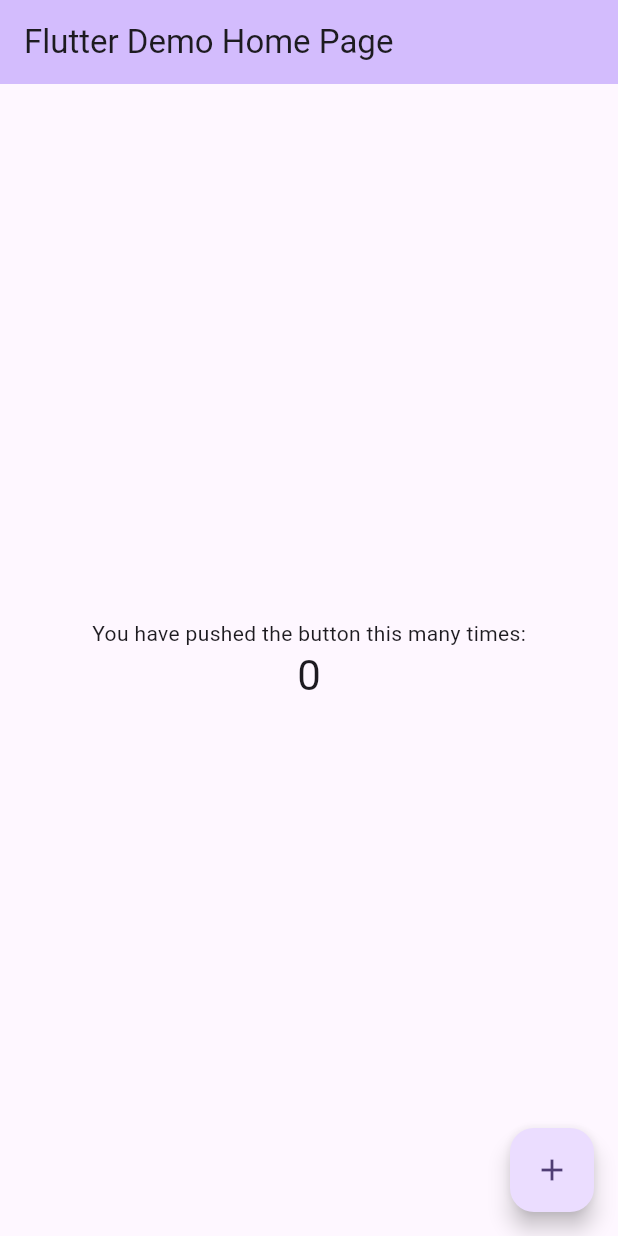
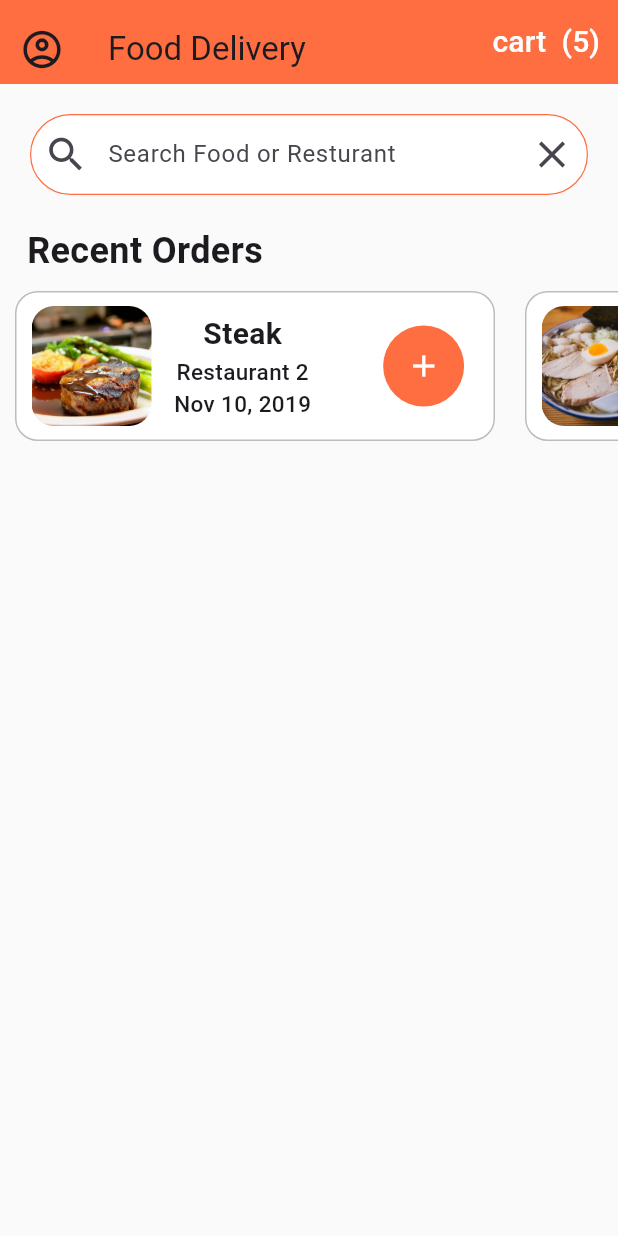
Before and after one commit to balogun14/food_delivery_app_in_flutter, a Flutter app: the screen it shows after launch, on a phone screen of 412 x 824 dp. Run offline on Flutter 3.47's test engine with Material 2 defaults, Android fonts, the phone set to English and light mode, and no system bars.

Commit message:
dd the recent order screen

```diff
--- a/lib/main.dart
+++ b/lib/main.dart
@@ -1,4 +1,5 @@
 import 'package:flutter/material.dart';
+import 'package:food_delivery/screens/home_screen.dart';
 
 void main() {
   runApp(const MyApp());
@@ -11,115 +12,15 @@ class MyApp extends StatelessWidget {
   @override
   Widget build(BuildContext context) {
     return MaterialApp(
-      title: 'Flutter Demo',
+      title: 'Food Delivery',
+      debugShowCheckedModeBanner: false,
       theme: ThemeData(
-        // This is the theme of your application.
-        //
-        // TRY THIS: Try running your application with "flutter run". You'll see
-        // the application has a blue toolbar. Then, without quitting the app,
-        // try changing the seedColor in the colorScheme below to Colors.green
-        // and then invoke "hot reload" (save your changes or press the "hot
-        // reload" button in a Flutter-supported IDE, or press "r" if you used
-        // the command line to start the app).
-        //
-        // Notice that the counter didn't reset back to zero; the application
-        // state is not lost during the reload. To reset the state, use hot
-        // restart instead.
-        //
-        // This works for code too, not just values: Most code changes can be
-        // tested with just a hot reload.
+        scaffoldBackgroundColor: Colors.grey.shade50,
+        primaryColor: Colors.deepOrangeAccent,
         colorScheme: ColorScheme.fromSeed(seedColor: Colors.deepPurple),
         useMaterial3: true,
       ),
-      home: const MyHomePage(title: 'Flutter Demo Home Page'),
+      home: const HomeScreen(),
     );
   }
 }
-
-class MyHomePage extends StatefulWidget {
-  const MyHomePage({super.key, required this.title});
-
-  // This widget is the home page of your application. It is stateful, meaning
-  // that it has a State object (defined below) that contains fields that affect
-  // how it looks.
-
-  // This class is the configuration for the state. It holds the values (in this
-  // case the title) provided by the parent (in this case the App widget) and
-  // used by the build method of the State. Fields in a Widget subclass are
-  // always marked "final".
-
-  final String title;
-
-  @override
-  State<MyHomePage> createState() => _MyHomePageState();
-}
-
-class _MyHomePageState extends State<MyHomePage> {
-  int _counter = 0;
-
-  void _incrementCounter() {
-    setState(() {
-      // This call to setState tells the Flutter framework that something has
-      // changed in this State, which causes it to rerun the build method below
-      // so that the display can reflect the updated values. If we changed
-      // _counter without calling setState(), then the build method would not be
-      // called again, and so nothing would appear to happen.
-      _counter++;
-    });
-  }
-
-  @override
-  Widget build(BuildContext context) {
-    // This method is rerun every time setState is called, for instance as done
-    // by the _incrementCounter method above.
-    //
-    // The Flutter framework has been optimized to make rerunning build methods
-    // fast, so that you can just rebuild anything that needs updating rather
-    // than having to individually change instances of widgets.
-    return Scaffold(
-      appBar: AppBar(
-        // TRY THIS: Try changing the color here to a specific color (to
-        // Colors.amber, perhaps?) and trigger a hot reload to see the AppBar
-        // change color while the other colors stay the same.
-        backgroundColor: Theme.of(context).colorScheme.inversePrimary,
-        // Here we take the value from the MyHomePage object that was created by
-        // the App.build method, and use it to set our appbar title.
-        title: Text(widget.title),
-      ),
-      body: Center(
-        // Center is a layout widget. It takes a single child and positions it
-        // in the middle of the parent.
-        child: Column(
-          // Column is also a layout widget. It takes a list of children and
-          // arranges them vertically. By default, it sizes itself to fit its
-          // children horizontally, and tries to be as tall as its parent.
-          //
-          // Column has various properties to control how it sizes itself and
-          // how it positions its children. Here we use mainAxisAlignment to
-          // center the children vertically; the main axis here is the vertical
-          // axis because Columns are vertical (the cross axis would be
-          // horizontal).
-          //
-          // TRY THIS: Invoke "debug painting" (choose the "Toggle Debug Paint"
-          // action in the IDE, or press "p" in the console), to see the
-          // wireframe for each widget.
-          mainAxisAlignment: MainAxisAlignment.center,
-          children: <Widget>[
-            const Text(
-              'You have pushed the button this many times:',
-            ),
-            Text(
-              '$_counter',
-              style: Theme.of(context).textTheme.headlineMedium,
-            ),
-          ],
-        ),
-      ),
-      floatingActionButton: FloatingActionButton(
-        onPressed: _incrementCounter,
-        tooltip: 'Increment',
-        child: const Icon(Icons.add),
-      ), // This trailing comma makes auto-formatting nicer for build methods.
-    );
-  }
-}
--- /dev/null
+++ b/lib/screens/home_screen.dart
@@ -0,0 +1,82 @@
+// import statements
+import 'package:flutter/material.dart';
+import 'package:food_delivery/data/data.dart';
+import 'package:food_delivery/widgets/recent_orders.dart';
+
+//
+class HomeScreen extends StatefulWidget {
+  const HomeScreen({super.key});
+
+  @override
+  State<HomeScreen> createState() => _HomeScreenState();
+}
+
+class _HomeScreenState extends State<HomeScreen> {
+  @override
+  Widget build(BuildContext context) {
+    return Scaffold(
+      appBar: AppBar(
+        backgroundColor: Colors.deepOrangeAccent,
+        leading: Padding(
+          padding: const EdgeInsets.only(top: 10, bottom: 20),
+          child: IconButton(
+            icon: const Icon(
+              Icons.account_circle_outlined,
+              size: 30.0,
+            ),
+            onPressed: () {},
+          ),
+        ),
+        title: const Padding(
+          padding:   EdgeInsets.only(top: 10),
+          child:  Text('Food Delivery'),
+        ),
+        actions: <Widget>[
+          TextButton(
+            onPressed: () {},
+            child: Text(
+              'cart  (${currentUser.cart.length})',
+              style: const TextStyle(color: Colors.white, fontSize: 20),
+            ),
+          ),
+        ],
+      ),
+      body: ListView(
+        children: <Widget>[
+          Padding(
+            padding: const EdgeInsets.all(20.0),
+            child: TextField(
+              decoration: InputDecoration(
+                  contentPadding: const EdgeInsets.symmetric(vertical: 15.0),
+                  fillColor: Colors.white,
+                  filled: true,
+                  border: OutlineInputBorder(
+                      borderRadius: BorderRadius.circular(30.0),
+                      borderSide: const BorderSide(width: 0.8)),
+                  enabledBorder: OutlineInputBorder(
+                      borderRadius: BorderRadius.circular(30.0),
+                      borderSide: BorderSide(
+                          width: 0.8, color: Theme.of(context).primaryColor)),
+                  hintText: 'Search Food or Resturant ',
+                  prefixIcon: IconButton(
+                    onPressed: () {},
+                    icon: const Icon(
+                      Icons.search,
+                      size: 30.0,
+                    ),
+                  ),
+                  suffixIcon: IconButton(
+                    icon: const Icon(
+                      Icons.clear,
+                      size: 30.0,
+                    ),
+                    onPressed: () {},
+                  )),
+            ),
+          ),
+          const RecentOrders()
+        ],
+      ),
+    );
+  }
+}
--- /dev/null
+++ b/lib/widgets/recent_orders.dart
@@ -0,0 +1,140 @@
+import 'package:flutter/material.dart';
+import 'package:food_delivery/data/data.dart';
+import 'package:food_delivery/models/order.dart';
+import 'package:food_delivery/widgets/resturants_nearby.dart';
+
+class RecentOrders extends StatelessWidget {
+  const RecentOrders({super.key});
+
+  _buildRecentOrder(BuildContext context, Order order) {
+    double boxSize = 80;
+    return Container(
+      margin: const EdgeInsets.all(10.0),
+      width: 320,
+      decoration: BoxDecoration(
+          color: Colors.white,
+          borderRadius: BorderRadius.circular(15.0),
+          border: Border.all(
+            width: 1.0,
+            color: Colors.grey.shade400,
+          )),
+      child: Row(
+        mainAxisAlignment: MainAxisAlignment.start,
+        crossAxisAlignment: CrossAxisAlignment.center,
+        children: <Widget>[
+          const SizedBox(
+            width: 10,
+          ),
+          ClipRRect(
+              borderRadius: BorderRadius.circular(15.0),
+              child: Image.asset(
+                order.food.imageUrl,
+                height: boxSize,
+                width: boxSize,
+                fit: BoxFit.cover,
+              )),
+          const SizedBox(
+            width: 15,
+          ),
+          Column(
+            crossAxisAlignment: CrossAxisAlignment.center,
+            mainAxisAlignment: MainAxisAlignment.center,
+            children: [
+              Text(
+                order.food.name,
+                style:
+                    const TextStyle(fontWeight: FontWeight.w600, fontSize: 20),
+              ),
+              Text(
+                order.restaurant.name,
+                style:
+                    const TextStyle(fontWeight: FontWeight.w500, fontSize: 15),
+              ),
+              Text(
+                order.date,
+                style:
+                    const TextStyle(fontWeight: FontWeight.w500, fontSize: 15),
+              ),
+            ],
+          ),
+          const SizedBox(
+            width: 30,
+          ),
+          Padding(
+            padding: const EdgeInsets.only(left: 18),
+            child: CircleAvatar(
+              radius: 27,
+              backgroundColor: Theme.of(context).primaryColor,
+              child: IconButton(
+                icon: const Icon(
+                  Icons.add,
+                  color: Colors.white,
+                ),
+                onPressed: () {},
+              ),
+            ),
+          )
+        ],
+      ),
+    );
+    // return Container(
+    //   color: Colors.white70,
+    //   width: 300,
+    //   child: Row(
+    //     mainAxisAlignment: MainAxisAlignment.start,
+    //     children: <Widget>[
+    //       Container(
+    //         width: 100,
+    //         height: 100,
+    //         child: Image.asset(order.food.imageUrl),
+    //       ),
+    //       Column(
+    //         children: [
+    //           Text(order.food.name),
+    //           Text(order.restaurant.name),
+    //           Text(order.date),
+    //         ],
+    //       )
+    //     ],
+    //   ),
+    // );
+  }
+
+  @override
+  Widget build(BuildContext context) {
+    return Column(
+      crossAxisAlignment: CrossAxisAlignment.start,
+      children: <Widget>[
+        const Padding(
+          padding: EdgeInsets.only(left: 18.0),
+          child: Text(
+            'Recent Orders',
+            style: TextStyle(
+              fontSize: 24.0,
+              fontWeight: FontWeight.w600,
+            ),
+          ),
+        ),
+        Container(
+          color: Colors.grey.shade50,
+          height: 120,
+          child: ListView.builder(
+            scrollDirection: Axis.horizontal,
+            itemCount: currentUser.orders.length,
+            itemBuilder: (BuildContext context, int index) {
+              Order order = currentUser.orders[index];
+              return _buildRecentOrder(context, order);
+            },
+          ),
+        ),
+        const SizedBox(
+          height: 20,
+        ),
+        const Padding(
+          padding: EdgeInsets.symmetric(horizontal: 20.0),
+          child: Resturants(),
+        )
+      ],
+    );
+  }
+}
--- /dev/null
+++ b/lib/widgets/resturants_nearby.dart
@@ -0,0 +1,15 @@
+import 'package:flutter/material.dart';
+
+class Resturants extends StatelessWidget {
+  const Resturants({super.key});
+
+  @override
+  Widget build(BuildContext context) {
+    return Container(
+      height: 700,
+      child: const Column(
+
+      ),
+    );
+  }
+}
```
